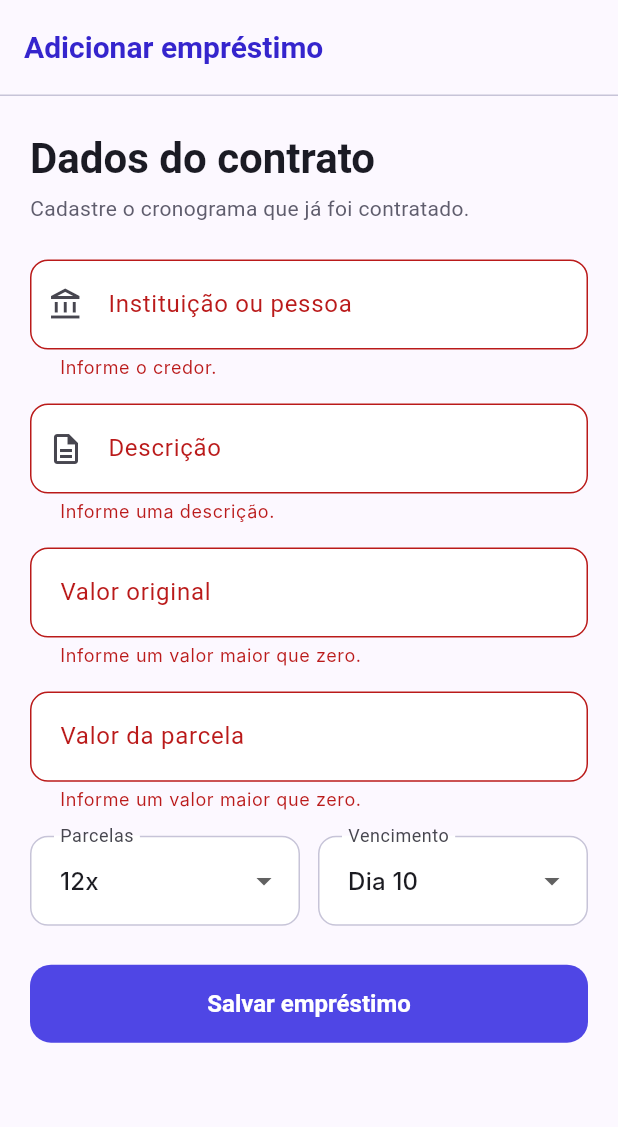
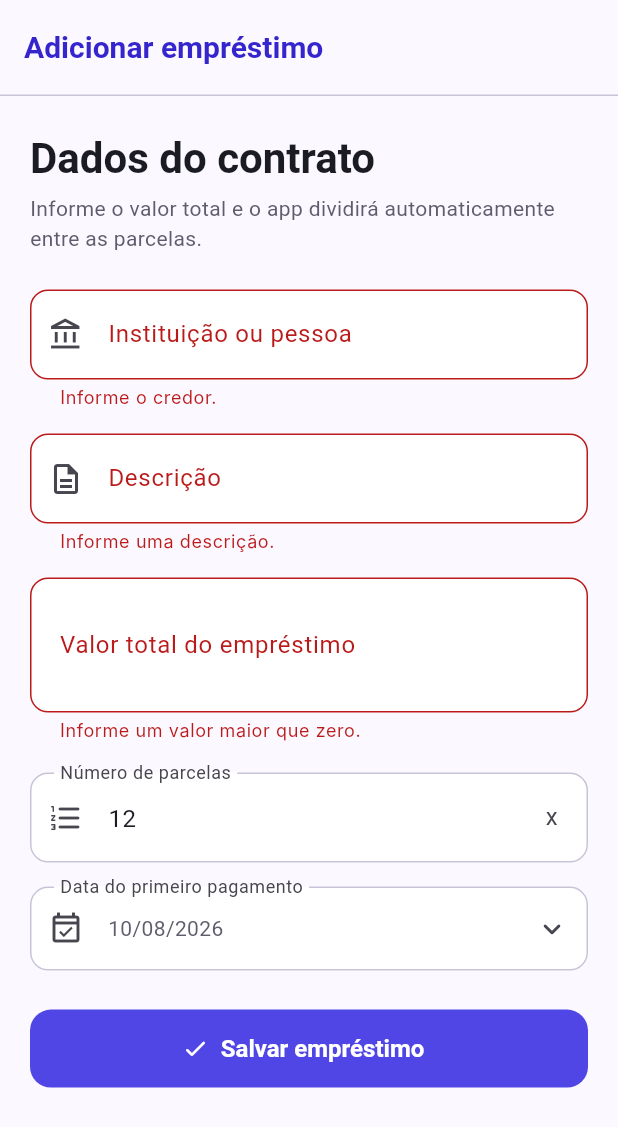
Before and after one commit to GuilhermeDuarte14511/MinhasFinancas, a Flutter app: the AddLoanPage screen opened by its route, after a tap on "Salvar empréstimo", on a phone screen of 412 x 824 dp. Shown: the top 1127 px of the screen. Run offline on Flutter 3.47's test engine with Material 3 defaults, Android fonts, the phone set to English and light mode, and no system bars; our stand-ins replace firebase_auth, firebase_core, firebase_messaging, flutter_riverpod, go_router; missing offline and left inert: firebase_data_connect; accounts and stored records are empty; Roboto replaces fonts that are missing (Inter); statements that could not run were skipped.

Commit message:
feat: melhora cadastro parcelado de empréstimos

```diff
--- a/lib/features/finance/presentation/add_loan_page.dart
+++ b/lib/features/finance/presentation/add_loan_page.dart
@@ -1,10 +1,15 @@
 import 'package:flutter/material.dart';
+import 'package:flutter/services.dart';
 import 'package:flutter_riverpod/flutter_riverpod.dart';
 import 'package:go_router/go_router.dart';
+import 'package:intl/intl.dart';
 
+import '../../../app/theme/app_theme.dart';
 import '../../../app/widgets/app_widgets.dart';
 import '../../../core/money/money.dart';
 import '../application/finance_controller.dart';
+import '../domain/loan_installment_schedule.dart';
+import '../infrastructure/loan_schedule_service.dart';
 
 class AddLoanPage extends ConsumerStatefulWidget {
   const AddLoanPage({super.key});
@@ -14,45 +19,80 @@ class AddLoanPage extends ConsumerStatefulWidget {
 }
 
 class _AddLoanPageState extends ConsumerState<AddLoanPage> {
+  static const _scheduleGenerator = LoanInstallmentScheduleGenerator();
+  static const _loanService = LoanScheduleService();
+
   final _formKey = GlobalKey<FormState>();
   final _lenderController = TextEditingController();
   final _descriptionController = TextEditingController();
+  final _installmentCountController = TextEditingController(text: '12');
+
   Money _amount = const Money.zero();
-  Money _installmentAmount = const Money.zero();
+  late DateTime _firstDueDate;
   int _installmentCount = 12;
-  int _dueDay = 10;
   int _errorShakeTrigger = 0;
   bool _saving = false;
+
+  @override
+  void initState() {
+    super.initState();
+    final now = DateTime.now();
+    _firstDueDate = DateTime(now.year, now.month + 1, 10);
+  }
+
+  Future<void> _pickFirstDueDate() async {
+    final now = DateTime.now();
+    final today = DateTime(now.year, now.month, now.day);
+    final selected = await showDatePicker(
+      context: context,
+      firstDate: today,
+      lastDate: DateTime(now.year + 30, 12, 31),
+      initialDate: _firstDueDate.isBefore(today) ? today : _firstDueDate,
+      locale: const Locale('pt', 'BR'),
+      helpText: 'Primeiro pagamento',
+    );
+    if (selected != null) setState(() => _firstDueDate = selected);
+  }
 
   Future<void> _save() async {
     if (!_formKey.currentState!.validate()) {
       setState(() => _errorShakeTrigger++);
       return;
     }
+
+    final finance = ref.read(financeControllerProvider);
+    final spaceId = finance.spaceId;
+    if (spaceId == null) {
+      setState(() => _errorShakeTrigger++);
+      ScaffoldMessenger.of(context).showSnackBar(
+        const SnackBar(content: Text('Nenhum espaço financeiro selecionado.')),
+      );
+      return;
+    }
+
     setState(() => _saving = true);
     try {
-      await ref
-          .read(financeControllerProvider.notifier)
-          .addLoan(
+      await _loanService.createLoan(
+        spaceId: spaceId,
         lender: _lenderController.text.trim(),
         description: _descriptionController.text.trim(),
-            amount: _amount,
-            installmentAmount: _installmentAmount,
+        total: _amount,
         installmentCount: _installmentCount,
-            dueDay: _dueDay,
+        firstDueDate: _firstDueDate,
       );
+      await ref.read(financeControllerProvider.notifier).refresh();
       if (!mounted) return;
       showSuccessMessage(context, 'Empréstimo adicionado ao cronograma.');
       context.go('/loans');
-    } catch (_) {
+    } catch (error) {
       if (mounted) {
+        final message = switch (error) {
+          StateError() => error.message,
+          _ => ref.read(financeControllerProvider).errorMessage ??
+              'Não foi possível salvar o empréstimo.',
+        };
         ScaffoldMessenger.of(context).showSnackBar(
-          SnackBar(
-            content: Text(
-              ref.read(financeControllerProvider).errorMessage ??
-                  'Não foi possível salvar o empréstimo.',
-            ),
-          ),
+          SnackBar(content: Text(message)),
         );
       }
     } finally {
@@ -64,11 +104,23 @@ class _AddLoanPageState extends ConsumerState<AddLoanPage> {
   void dispose() {
     _lenderController.dispose();
     _descriptionController.dispose();
+    _installmentCountController.dispose();
     super.dispose();
   }
 
   @override
   Widget build(BuildContext context) {
+    final schedule = _amount.cents > 0 &&
+            _installmentCount >= 1 &&
+            _installmentCount <= 360
+        ? _scheduleGenerator.generate(
+            total: _amount,
+            count: _installmentCount,
+            firstDueDate: _firstDueDate,
+          )
+        : null;
+    final dateFormatter = DateFormat("d 'de' MMMM 'de' y", 'pt_BR');
+
     return Scaffold(
       appBar: const BrandAppBar(title: 'Adicionar empréstimo', showBack: true),
       body: SafeArea(
@@ -87,10 +139,13 @@ class _AddLoanPageState extends ConsumerState<AddLoanPage> {
                       style: Theme.of(context).textTheme.headlineMedium,
                     ),
                     const SizedBox(height: 6),
-                    const Text('Cadastre o cronograma que já foi contratado.'),
+                    const Text(
+                      'Informe o valor total e o app dividirá automaticamente entre as parcelas.',
+                    ),
                     const SizedBox(height: 24),
                     TextFormField(
                       controller: _lenderController,
+                      textCapitalization: TextCapitalization.words,
                       decoration: const InputDecoration(
                         labelText: 'Instituição ou pessoa',
                         prefixIcon: Icon(Icons.account_balance_outlined),
@@ -102,6 +157,7 @@ class _AddLoanPageState extends ConsumerState<AddLoanPage> {
                     const SizedBox(height: 16),
                     TextFormField(
                       controller: _descriptionController,
+                      textCapitalization: TextCapitalization.sentences,
                       decoration: const InputDecoration(
                         labelText: 'Descrição',
                         hintText: 'Ex: Financiamento do carro',
@@ -113,59 +169,106 @@ class _AddLoanPageState extends ConsumerState<AddLoanPage> {
                     ),
                     const SizedBox(height: 16),
                     CurrencyField(
-                      label: 'Valor original',
-                      onChanged: (value) => _amount = value,
+                      label: 'Valor total do empréstimo',
+                      large: true,
+                      onChanged: (value) => setState(() => _amount = value),
+                    ),
+                    const SizedBox(height: 20),
+                    TextFormField(
+                      controller: _installmentCountController,
+                      keyboardType: TextInputType.number,
+                      inputFormatters: const [FilteringTextInputFormatter.digitsOnly],
+                      decoration: const InputDecoration(
+                        labelText: 'Número de parcelas',
+                        hintText: 'Ex: 12',
+                        prefixIcon: Icon(Icons.format_list_numbered_rounded),
+                        suffixText: 'x',
+                      ),
+                      validator: (value) {
+                        final count = int.tryParse(value ?? '');
+                        if (count == null || count < 1 || count > 360) {
+                          return 'Informe entre 1 e 360 parcelas.';
+                        }
+                        return null;
+                      },
+                      onChanged: (value) => setState(
+                        () => _installmentCount = int.tryParse(value) ?? 0,
+                      ),
                     ),
                     const SizedBox(height: 16),
-                    CurrencyField(
-                      label: 'Valor da parcela',
-                      onChanged: (value) => _installmentAmount = value,
+                    InkWell(
+                      onTap: _pickFirstDueDate,
+                      borderRadius: BorderRadius.circular(12),
+                      child: InputDecorator(
+                        decoration: const InputDecoration(
+                          labelText: 'Data do primeiro pagamento',
+                          prefixIcon: Icon(Icons.event_available_outlined),
+                          suffixIcon: Icon(Icons.expand_more_rounded),
                         ),
-                    const SizedBox(height: 16),
-                    Row(
-                      children: [
-                        Expanded(
-                          child: DropdownButtonFormField<int>(
-                            initialValue: _installmentCount,
-                            decoration: const InputDecoration(
-                              labelText: 'Parcelas',
-                            ),
-                            items: const [12, 18, 24, 36, 48, 60, 120, 240, 360]
-                                .map(
-                                  (count) => DropdownMenuItem(
-                                    value: count,
-                                    child: Text('${count}x'),
-                                  ),
-                                )
-                                .toList(),
-                            onChanged: (value) =>
-                                _installmentCount = value ?? 12,
+                        child: Text(
+                          DateFormat('dd/MM/yyyy').format(_firstDueDate),
                         ),
                       ),
-                        const SizedBox(width: 12),
+                    ),
+                    if (schedule != null) ...[
+                      const SizedBox(height: 20),
+                      Card(
+                        color: AppColors.surfaceLow,
+                        child: Padding(
+                          padding: const EdgeInsets.all(18),
+                          child: Row(
+                            crossAxisAlignment: CrossAxisAlignment.start,
+                            children: [
+                              const CircleAvatar(
+                                backgroundColor: AppColors.primaryContainer,
+                                child: Icon(
+                                  Icons.calendar_month_outlined,
+                                  color: Colors.white,
+                                ),
+                              ),
+                              const SizedBox(width: 14),
                               Expanded(
-                          child: DropdownButtonFormField<int>(
-                            initialValue: _dueDay,
-                            decoration: const InputDecoration(
-                              labelText: 'Vencimento',
+                                child: Column(
+                                  crossAxisAlignment: CrossAxisAlignment.start,
+                                  children: [
+                                    Text(
+                                      '${schedule.length} ${schedule.length == 1 ? 'parcela' : 'parcelas'} de ${schedule.first.amount.format()}',
+                                      style: Theme.of(context)
+                                          .textTheme
+                                          .titleMedium,
                                     ),
-                            items: [
-                              for (var day = 1; day <= 31; day++)
-                                DropdownMenuItem(
-                                  value: day,
-                                  child: Text('Dia $day'),
+                                    const SizedBox(height: 8),
+                                    Text(
+                                      'Primeiro pagamento: ${dateFormatter.format(schedule.first.dueDate)}',
+                                    ),
+                                    const SizedBox(height: 5),
+                                    Text(
+                                      'Último pagamento: ${dateFormatter.format(schedule.last.dueDate)}',
+                                    ),
+                                    if (schedule.first.amount !=
+                                        schedule.last.amount) ...[
+                                      const SizedBox(height: 8),
+                                      Text(
+                                        'A última parcela será de ${schedule.last.amount.format()} por causa do arredondamento.',
+                                        style: Theme.of(context)
+                                            .textTheme
+                                            .bodySmall,
                                       ),
                                     ],
-                            onChanged: (value) => _dueDay = value ?? 10,
+                                  ],
                                 ),
                               ),
                             ],
                           ),
+                        ),
+                      ),
+                    ],
                     const SizedBox(height: 26),
-                    FilledButton(
+                    FilledButton.icon(
                       onPressed: _saving ? null : _save,
-                      child: Text(
-                        _saving ? 'Salvando...' : 'Salvar empréstimo',
+                      icon: const Icon(Icons.check_rounded),
+                      label: Text(
+                        _saving ? 'Salvando parcelas...' : 'Salvar empréstimo',
                       ),
                     ),
                   ],
```
Lines whose indentation alone changed are shown as unchanged.
